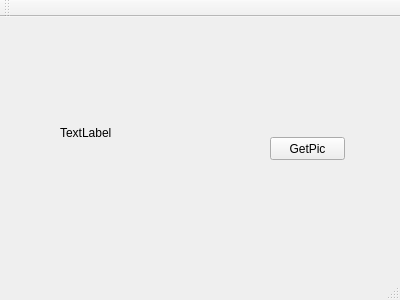
Above: mainwindow.ui from supermanc88/UploadPicToGithub before the change. Below: the same form after it.
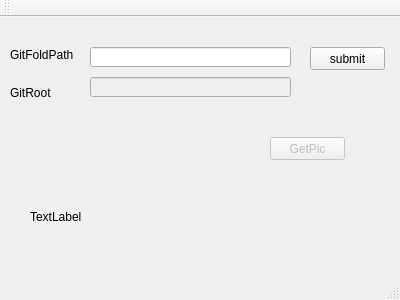
That is the form after the change.

What changed in the file:
```diff
--- a/mainwindow.ui
+++ b/mainwindow.ui
@@ -15,6 +15,9 @@
   </property>
   <widget class="QWidget" name="centralWidget">
    <widget class="QPushButton" name="getClipboardBitmap">
+    <property name="enabled">
+     <bool>false</bool>
+    </property>
     <property name="geometry">
      <rect>
       <x>270</x>
@@ -30,14 +33,79 @@
    <widget class="QLabel" name="label">
     <property name="geometry">
      <rect>
-      <x>60</x>
-      <y>110</y>
+      <x>30</x>
+      <y>190</y>
+      <width>341</width>
+      <height>20</height>
+     </rect>
+    </property>
+    <property name="text">
+     <string>TextLabel</string>
+    </property>
+   </widget>
+   <widget class="QLineEdit" name="picSavePathLineEdit">
+    <property name="enabled">
+     <bool>true</bool>
+    </property>
+    <property name="geometry">
+     <rect>
+      <x>90</x>
+      <y>30</y>
+      <width>201</width>
+      <height>20</height>
+     </rect>
+    </property>
+   </widget>
+   <widget class="QLabel" name="label_2">
+    <property name="geometry">
+     <rect>
+      <x>10</x>
+      <y>30</y>
+      <width>71</width>
+      <height>16</height>
+     </rect>
+    </property>
+    <property name="text">
+     <string>GitFoldPath</string>
+    </property>
+   </widget>
+   <widget class="QPushButton" name="openPtn">
+    <property name="geometry">
+     <rect>
+      <x>310</x>
+      <y>30</y>
+      <width>75</width>
+      <height>23</height>
+     </rect>
+    </property>
+    <property name="text">
+     <string>submit</string>
+    </property>
+   </widget>
+   <widget class="QLineEdit" name="gitRootPaht">
+    <property name="enabled">
+     <bool>false</bool>
+    </property>
+    <property name="geometry">
+     <rect>
+      <x>90</x>
+      <y>60</y>
+      <width>201</width>
+      <height>20</height>
+     </rect>
+    </property>
+   </widget>
+   <widget class="QLabel" name="label_3">
+    <property name="geometry">
+     <rect>
+      <x>10</x>
+      <y>70</y>
       <width>54</width>
       <height>12</height>
      </rect>
     </property>
     <property name="text">
-     <string>TextLabel</string>
+     <string>GitRoot</string>
     </property>
    </widget>
   </widget>
```
